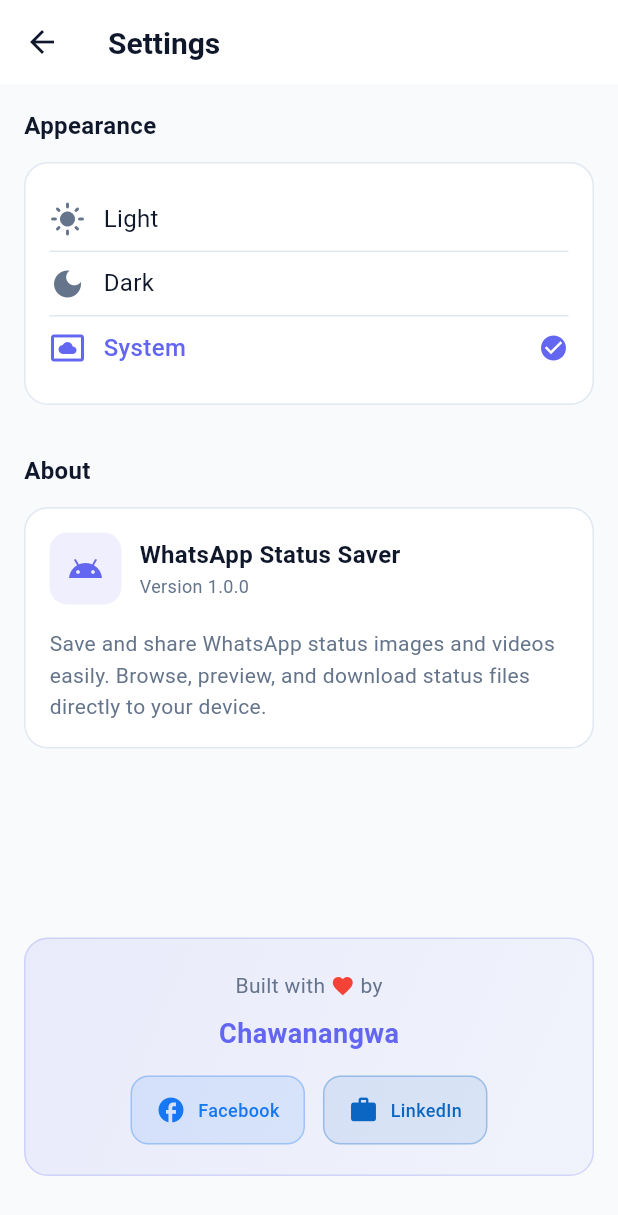
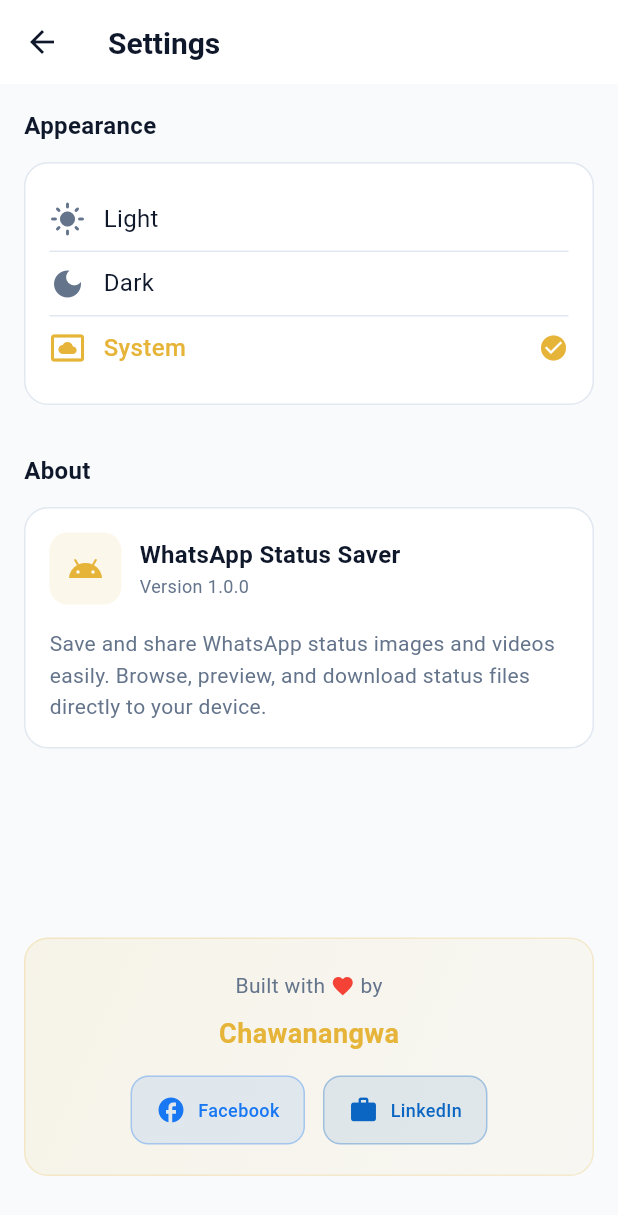
Before and after one commit to ChawerKamanga/just_wa_status_saver, a Flutter app: the SettingsScreen screen opened by its route, on a phone screen of 412 x 824 dp. Shown: the top 1215 px of the screen. Run offline on Flutter 3.47's test engine with Material 3 defaults, Android fonts, the phone set to English and light mode, and no system bars; our stand-ins replace go_router, permission_handler, share_plus, video_player; missing offline and left inert: external_path.

Commit message:
update the app colors

```diff
--- a/lib/core/constants/app_colors.dart
+++ b/lib/core/constants/app_colors.dart
@@ -1,9 +1,9 @@
 import 'package:flutter/material.dart';
 
 class AppColors {
-  static const Color primary = Color(0xFF6366F1);
-  static const Color secondary = Color(0xFF8B5CF6);
-  static const Color accent = Color(0xFF06B6D4);
+  static const Color primary = Color(0xFFe6b438);
+  static const Color secondary = Color(0xFFD4A017);
+  static const Color accent = Color(0xFFF1C40F);
 
   static const Color background = Color(0xFFF8FAFC);
   static const Color surface = Color(0xFFFFFFFF);
```
